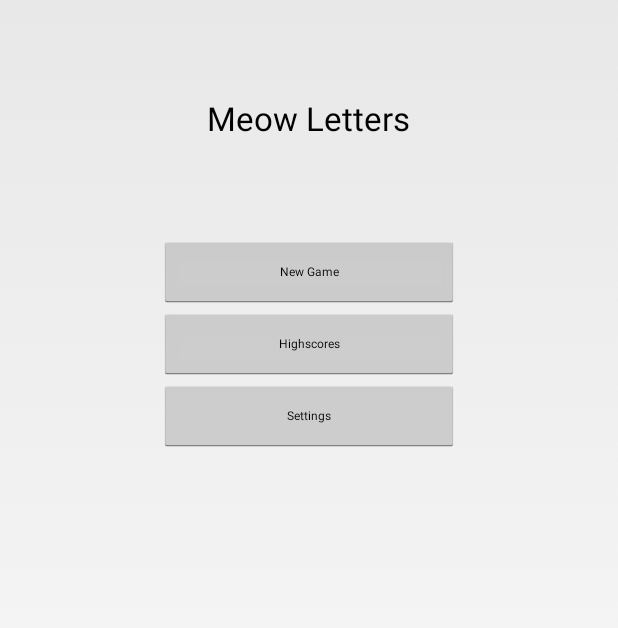
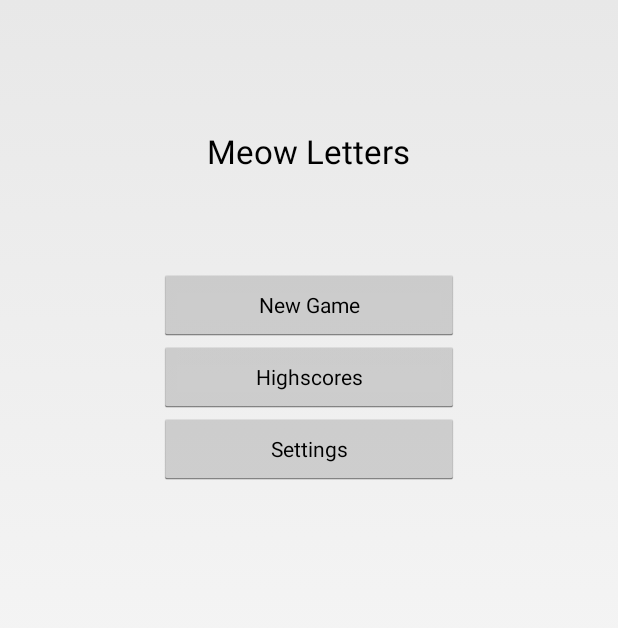
Before and after one commit to ana-balica/meow_letters, an Android app: the screen it shows after launch (MainActivity), on a phone screen of 412 x 824 dp. Shown: the top 628 px of the screen. Run offline under Robolectric (Android 15) with nearby library versions, the phone set to English and light mode, and no system bars.

Commit message:
declare dimensions to different devices

```diff
--- /dev/null
+++ b/app/src/main/res/values-sw600dp/dimens.xml
@@ -0,0 +1,11 @@
+<resources>
+    <dimen name="activity_horizontal_margin">16dp</dimen>
+    <dimen name="activity_vertical_margin">16dp</dimen>
+    <dimen name="title">60sp</dimen>
+    <dimen name="menu_title_top_padding">110dp</dimen>
+    <dimen name="menu_title_bottom_padding">110dp</dimen>
+    <dimen name="menu_button_width">300dp</dimen>
+    <dimen name="menu_button_text">24sp</dimen>
+    <dimen name="menu_button_padding_top">24dp</dimen>
+    <dimen name="menu_button_padding_bottom">24dp</dimen>
+</resources>
--- /dev/null
+++ b/app/src/main/res/values-sw720dp/dimens.xml
@@ -0,0 +1,11 @@
+<resources>
+    <dimen name="activity_horizontal_margin">64dp</dimen>
+    <dimen name="activity_vertical_margin">64dp</dimen>
+    <dimen name="title">72sp</dimen>
+    <dimen name="menu_title_top_padding">124dp</dimen>
+    <dimen name="menu_title_bottom_padding">124dp</dimen>
+    <dimen name="menu_button_width">400dp</dimen>
+    <dimen name="menu_button_text">36sp</dimen>
+    <dimen name="menu_button_padding_top">36dp</dimen>
+    <dimen name="menu_button_padding_bottom">36dp</dimen>
+</resources>
--- a/app/src/main/res/values-w820dp/dimens.xml
+++ /dev/null
@@ -1,6 +0,0 @@
-<resources>
-    <!-- Example customization of dimensions originally defined in res/values/dimens.xml
-         (such as screen margins) for screens with more than 820dp of available width. This
-         would include 7" and 10" devices in landscape (~960dp and ~1280dp respectively). -->
-    <dimen name="activity_horizontal_margin">64dp</dimen>
-</resources>
--- a/app/src/main/res/values/dimens.xml
+++ b/app/src/main/res/values/dimens.xml
@@ -1,7 +1,11 @@
 <resources>
     <dimen name="activity_horizontal_margin">16dp</dimen>
     <dimen name="activity_vertical_margin">16dp</dimen>
-    <dimen name="menu_title_top_padding">64dp</dimen>
+    <dimen name="title">32sp</dimen>
+    <dimen name="menu_title_top_padding">86dp</dimen>
     <dimen name="menu_title_bottom_padding">64dp</dimen>
     <dimen name="menu_button_width">200dp</dimen>
+    <dimen name="menu_button_text">14sp</dimen>
+    <dimen name="menu_button_padding_top">12dp</dimen>
+    <dimen name="menu_button_padding_bottom">12dp</dimen>
 </resources>
```
